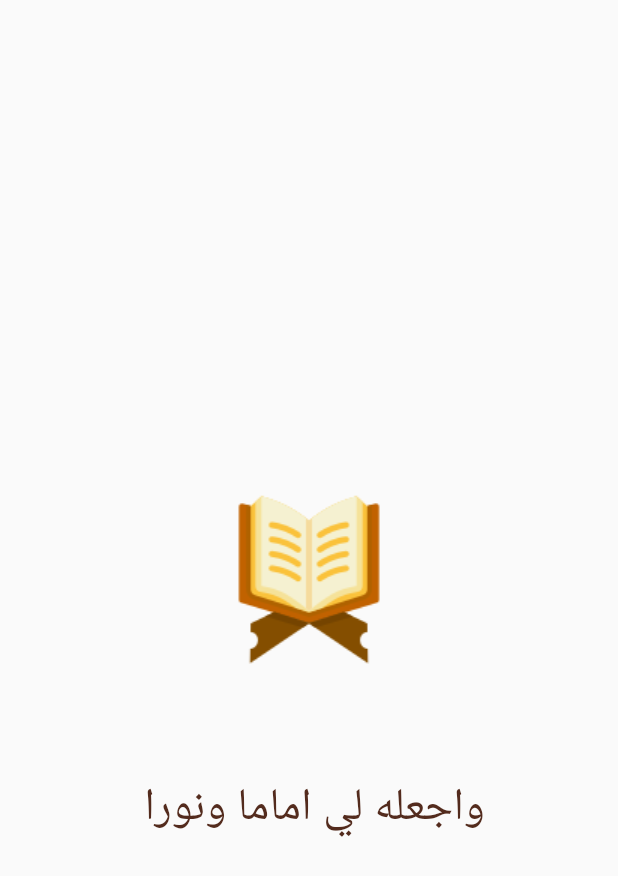
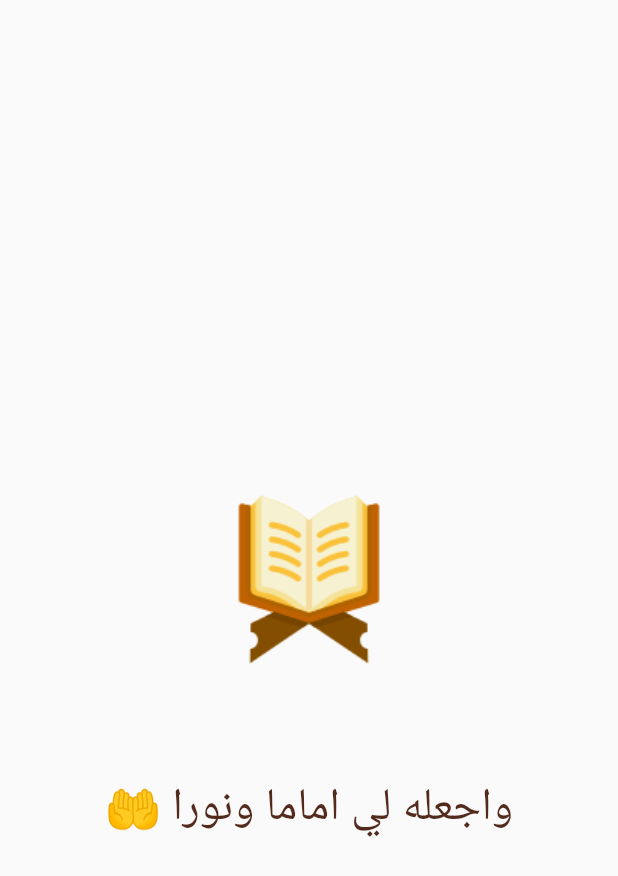
Before and after one commit to hossamlnemr/quran_app, a Flutter app: the first screen one second after launch, on a phone screen of 412 x 824 dp. Shown: the top 876 px of the screen. Run offline on Flutter 3.47's test engine with Material 2 defaults, Android fonts, the phone set to English and light mode, and no system bars; our stand-ins replace get, scrollable_positioned_list, share_plus, shared_preferences.

Commit message:
adding emoji

```diff
--- a/lib/splash.dart
+++ b/lib/splash.dart
@@ -20,7 +20,7 @@ void initState(){
   super.initState();
 initalAnimation();
 Future.delayed(Duration(seconds: 2),(){
-  Get.to(()=>IndexPage(),transition: Transition.downToUp,duration: Duration(milliseconds: 250));
+  Get.to(()=>IndexPage(),transition: Transition.zoom,duration: Duration(milliseconds: 250));
 });
 
 }
@@ -52,7 +52,7 @@ Future.delayed(Duration(seconds: 2),(){
           const  SizedBox(height: 10,),
            SlideTransition(
              position: slidingAnimation,
-             child: Text(" واجعله لي اماما ونورا ",style: TextStyle(
+             child: Text("🤲 واجعله لي اماما ونورا ",style: TextStyle(
               color: const Color.fromARGB(255, 83, 43, 29),
               fontSize: 30.0,
               fontWeight: FontWeight.w400,
```
